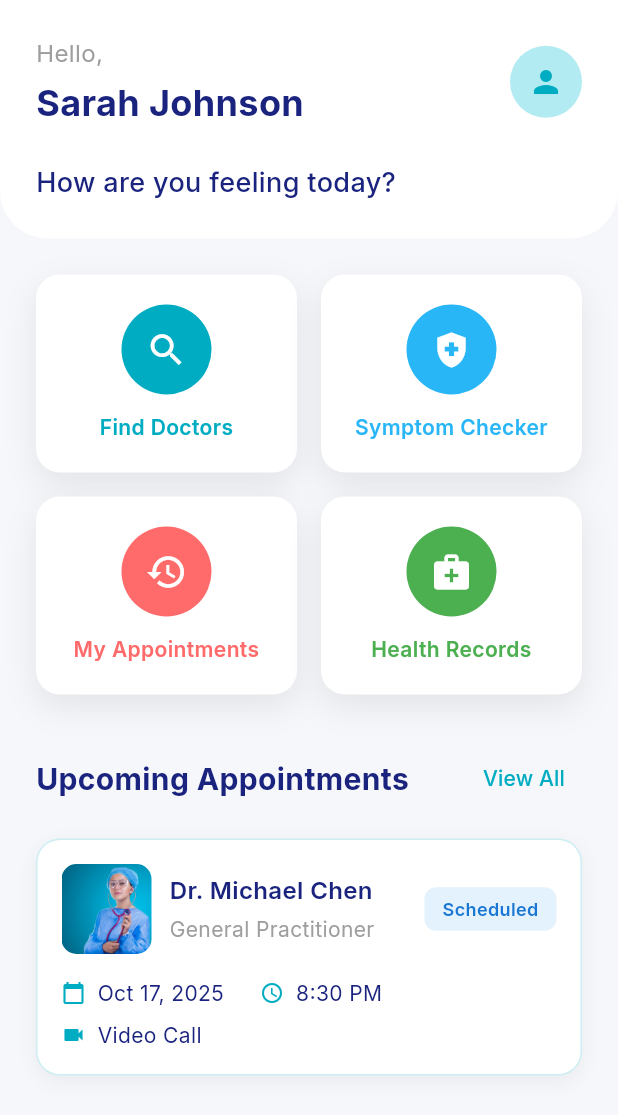
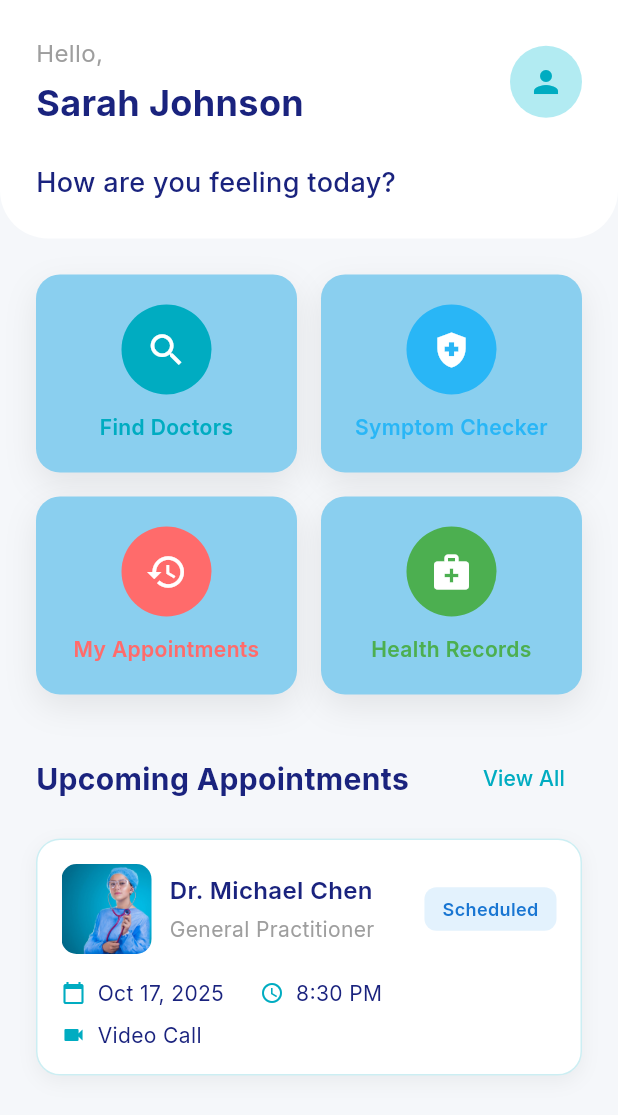
Before and after one commit to Mmckelve45/CarePilot, a Flutter app: the screen it shows after launch, on a phone screen of 412 x 824 dp. Shown: the top 1115 px of the screen. Run offline on Flutter 3.47's test engine with Material 3 defaults, Android fonts, the phone set to English and light mode, and no system bars; our stand-ins replace google_fonts, shared_preferences; accounts and stored records are empty.

Commit message:
changed background color to lighter blue and added print

```diff
--- a/lib/screens/home_page.dart
+++ b/lib/screens/home_page.dart
@@ -180,12 +180,13 @@ class QuickActionCard extends StatelessWidget {
 
   @override
   Widget build(BuildContext context) {
+    print("Home page is building");
     return GestureDetector(
       onTap: onTap,
       child: Container(
         padding: const EdgeInsets.all(20),
         decoration: BoxDecoration(
-          color: Colors.white,
+          color: const Color.fromARGB(255, 138, 207, 239),
           borderRadius: BorderRadius.circular(16),
           boxShadow: [
             BoxShadow(
```
Also changed, not shown: pubspec.lock, 2 other files.
